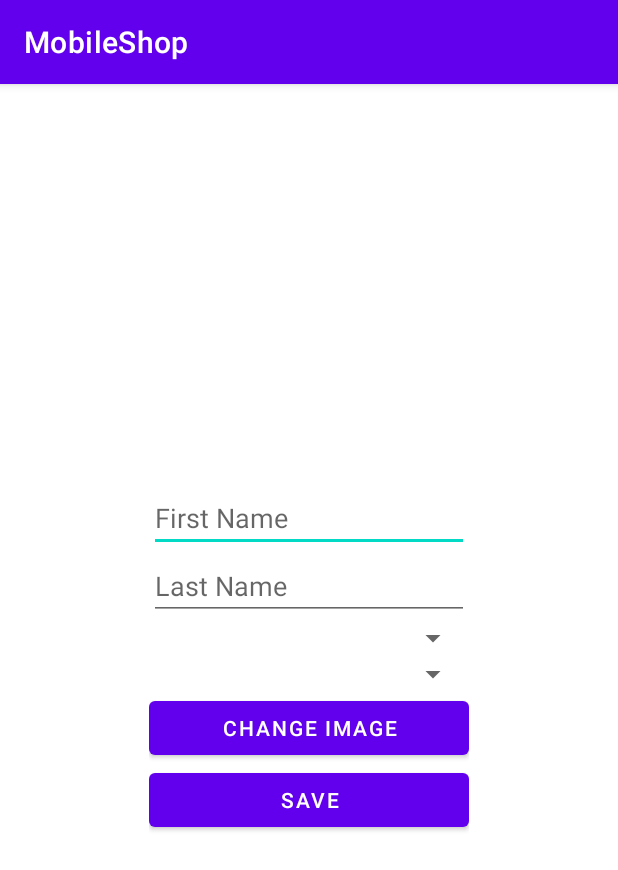
After one commit to LZ-Software/MobileShop, an Android app: the fragment ProfileEditFragment shown on its own in the app's theme, on a phone screen of 412 x 824 dp. The commit adds this screen. Shown: the top 870 px of the screen. Run offline under Robolectric (Android 15) with nearby library versions, the light colour scheme and no system bars.

Commit message:
[Android] User Profile Edit

```diff
--- /dev/null
+++ b/MobileShopAndroid/app/src/main/res/layout/fragment_profile_edit.xml
@@ -0,0 +1,61 @@
+<?xml version="1.0" encoding="utf-8"?>
+<FrameLayout xmlns:android="http://schemas.android.com/apk/res/android"
+    xmlns:app="http://schemas.android.com/apk/res-auto"
+    xmlns:tools="http://schemas.android.com/tools"
+    android:layout_width="match_parent"
+    android:layout_height="match_parent"
+    tools:context=".ui.menu.profile.ProfileEditFragment">
+
+    <androidx.constraintlayout.widget.ConstraintLayout
+        android:layout_width="match_parent"
+        android:layout_height="match_parent">
+
+        <LinearLayout
+            android:layout_width="wrap_content"
+            android:layout_height="wrap_content"
+            android:orientation="vertical"
+            app:layout_constraintBottom_toBottomOf="parent"
+            app:layout_constraintEnd_toEndOf="parent"
+            app:layout_constraintStart_toStartOf="parent"
+            app:layout_constraintTop_toTopOf="parent">
+
+            <EditText
+                android:id="@+id/edit_profile_first_name"
+                android:layout_width="match_parent"
+                android:layout_height="wrap_content"
+                android:ems="10"
+                android:hint="@string/first_name_title"
+                android:inputType="textPersonName" />
+
+            <EditText
+                android:id="@+id/edit_profile_last_name"
+                android:layout_width="match_parent"
+                android:layout_height="wrap_content"
+                android:ems="10"
+                android:hint="@string/last_name_title"
+                android:inputType="textPersonName" />
+
+            <Spinner
+                android:id="@+id/edit_profile_country"
+                android:layout_width="match_parent"
+                android:layout_height="wrap_content" />
+
+            <Spinner
+                android:id="@+id/edit_profile_city"
+                android:layout_width="match_parent"
+                android:layout_height="wrap_content" />
+
+            <Button
+                android:id="@+id/edit_profile__image"
+                android:layout_width="match_parent"
+                android:layout_height="wrap_content"
+                android:text="@string/edit_profile_image_button" />
+
+            <Button
+                android:id="@+id/edit_profile_save"
+                android:layout_width="match_parent"
+                android:layout_height="wrap_content"
+                android:text="@string/edit_profile_button" />
+        </LinearLayout>
+    </androidx.constraintlayout.widget.ConstraintLayout>
+</FrameLayout>
--- a/MobileShopAndroid/app/src/main/res/menu/menu_main.xml
+++ b/MobileShopAndroid/app/src/main/res/menu/menu_main.xml
@@ -2,9 +2,4 @@
     xmlns:app="http://schemas.android.com/apk/res-auto"
     xmlns:tools="http://schemas.android.com/tools"
     tools:context="com.lz.mobileshop.MainActivity">
-    <item
-        android:id="@+id/action_settings"
-        android:orderInCategory="100"
-        android:title="@string/action_settings"
-        app:showAsAction="never" />
 </menu>
--- a/MobileShopAndroid/app/src/main/res/values/strings.xml
+++ b/MobileShopAndroid/app/src/main/res/values/strings.xml
@@ -1,10 +1,13 @@
 <resources>
     <string name="app_name">MobileShop</string>
-    <string name="action_settings">Settings</string>
+
+    <string name="action_edit_profile">Edit profile</string>
+    <string name="action_logout">Logout</string>
 
     <string name="login_fragment_label">Authorization</string>
     <string name="register_fragment_label">Registration</string>
     <string name="profile_fragment_label">Profile</string>
+    <string name="edit_profile_fragment_label">Edit Profile</string>
     <string name="game_page_fragment_label">Game Page</string>
     <string name="game_purchase_fragment_label">Purchase</string>
 
@@ -20,6 +23,7 @@
     <string name="country_title">Country</string>
     <string name="city_title">City</string>
     <string name="game_title">Game</string>
+    <string name="edit_profile_title">Edit</string>
 
     <string name="error_not_all_fields_are_filled">Not all fields are filled</string>
     <string name="error_cant_get_countries">Can\'t get countries</string>
@@ -30,6 +34,9 @@
     <string name="error_cant_load_purchase_page">Can\'t load purchase page</string>
     <string name="error_cant_auth">Auth failed</string>
     <string name="error_cant_check_if_purchase_exists">Can\'t check if purchase already exists</string>
+    <string name="error_cant_load_profile_image">Can\'t load image from phone</string>
+    <string name="error_cant_save_profile_image">Can\'t save image on the server</string>
+    <string name="error_cant_update_profile">Can\'t update profile</string>
     <string name="error_purchase_exists">Game already purchased</string>
     <string name="error_purchase_fail">Purchase failed\nTry again</string>
 
@@ -57,5 +64,11 @@
     <string name="game_purchase_cvv_mask">123</string>
     <string name="game_purchase_button">PAY %.2f ₽</string>
 
+    <string name="edit_profile_image_button">Change image</string>
+    <string name="edit_profile_button">Save</string>
+
+    <string name="profile_image_updated">Profile image updated successfully</string>
+    <string name="profile_updated">Profile updated successfully</string>
+
     <string name="profile_full_name">%s %s</string>
 </resources>
```
Also changed, not shown: MobileShopAndroid/app/src/main/java/com/lz/mobileshop/MainActivity.java (+0 -17 lines), MobileShopAndroid/app/src/main/java/com/lz/mobileshop/MenuActivity.java (+34 -0 lines), MobileShopAndroid/app/src/main/java/com/lz/mobileshop/ui/menu/profile/ProfileEditFragment.java (added, +440 -0 lines), MobileShopAndroid/app/src/main/java/com/lz/mobileshop/ui/menu/profile/ProfileFragment.java (+10 -0 lines), MobileShopAndroid/app/src/main/res/layout/fragment_profile.xml (+20 -3 lines), MobileShopAndroid/app/src/main/res/menu/menu.xml (+7 -2 lines), MobileShopAndroid/app/src/main/res/navigation/mobile_navigation.xml (+14 -1 lines).
